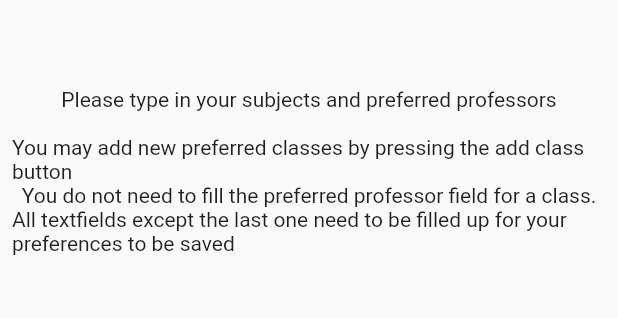
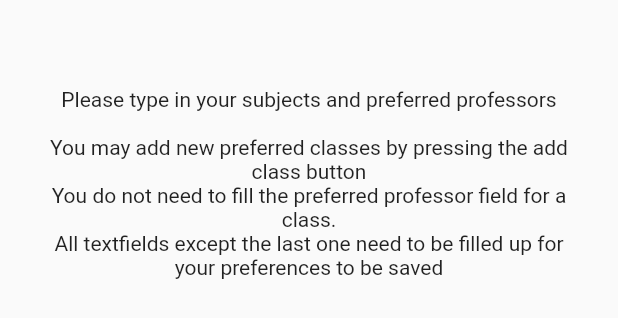
Before and after one commit to CRS-Scheduler/CRS-Scheduler, a Flutter app: the SubProfChooser widget shown alone on an empty page, opened directly with empty values, on a phone screen of 412 x 824 dp. Shown: the top 318 px of the screen. Run offline on Flutter 3.47's test engine with Material 2 defaults, Android fonts, the phone set to English and light mode, and no system bars; our stand-ins replace csv.

Commit message:
responsiveness version 2

```diff
--- a/lib/widgets/daychooser.dart
+++ b/lib/widgets/daychooser.dart
@@ -6,6 +6,7 @@ import 'package:flutter/material.dart';
 class DayChooser extends StatefulWidget {
   final List<int> dayvector;
   final List<String> timevector;
+
   const DayChooser({Key? key, required this.dayvector,required this.timevector}) : super(key: key);
 
   @override
--- a/lib/widgets/profchooser.dart
+++ b/lib/widgets/profchooser.dart
@@ -3,7 +3,7 @@ import 'package:flutter/foundation.dart';
 class SubProfChooser extends StatefulWidget {
   final List<List> preflist;
 
-  const SubProfChooser({Key? key, required this.preflist}) : super(key: key);
+   const SubProfChooser({Key? key, required this.preflist}) : super(key: key);
 
   @override
   State<SubProfChooser> createState() => _SubProfChooserState();
@@ -50,25 +50,29 @@ class _SubProfChooserState extends State<SubProfChooser> {
     }
     return 700;
   }
+  double deviceHeight(BuildContext context) =>
+      MediaQuery.of(context).size.height;
+  double deviceWidth(BuildContext context) => MediaQuery.of(context).size.width;
   @override
   Widget build(BuildContext context) {
     return SizedBox(
       height: heightret(),
+
       child: Padding(
         padding: const EdgeInsets.all(8.0),
         child: Column(
           children: [
             Padding(
-              padding: const EdgeInsets.symmetric(vertical: 50.0),
+              padding: const EdgeInsets.symmetric(vertical: 50.0,horizontal: 20),
               child: Column(
                 children: const [
-                  Text("Please type in your subjects and preferred professors\n"),
+                  Text("Please type in your subjects and preferred professors\n",textAlign: TextAlign.center,),
                   Text(
-                      "You may add new preferred classes by pressing the add class button"),
+                      "You may add new preferred classes by pressing the add class button",textAlign: TextAlign.center),
                   Text(
-                      "You do not need to fill the preferred professor field for a class."),
+                      "You do not need to fill the preferred professor field for a class.",textAlign: TextAlign.center),
                   Text(
-                      "All textfields except the last one need to be filled up for your preferences to be saved"),
+                      "All textfields except the last one need to be filled up for your preferences to be saved",textAlign: TextAlign.center),
                 ],
               ),
             ),
@@ -89,7 +93,8 @@ class _SubProfChooserState extends State<SubProfChooser> {
                                 children: [
                                   const Text("Subject"),
                                   SizedBox(
-                                    width: 300,
+                                    width: (deviceWidth(context)>800)?300:deviceWidth(context)*0.4,
+
                                     child: TextFormField(
                                       style: const TextStyle(fontFamily: 'Poppins'),
                                       onChanged: (value) {
@@ -118,7 +123,7 @@ class _SubProfChooserState extends State<SubProfChooser> {
                                 children: [
                                   const Text("Professor"),
                                   SizedBox(
-                                    width: 300,
+                                    width: (deviceWidth(context)>800)?300:deviceWidth(context)*0.4,
                                     child: TextFormField(
                                       style: const TextStyle(fontFamily: 'Poppins'),
                                       onChanged: (value) {
```
Also changed, not shown: lib/screens/prime_dash.dart (+3 -112 lines).
